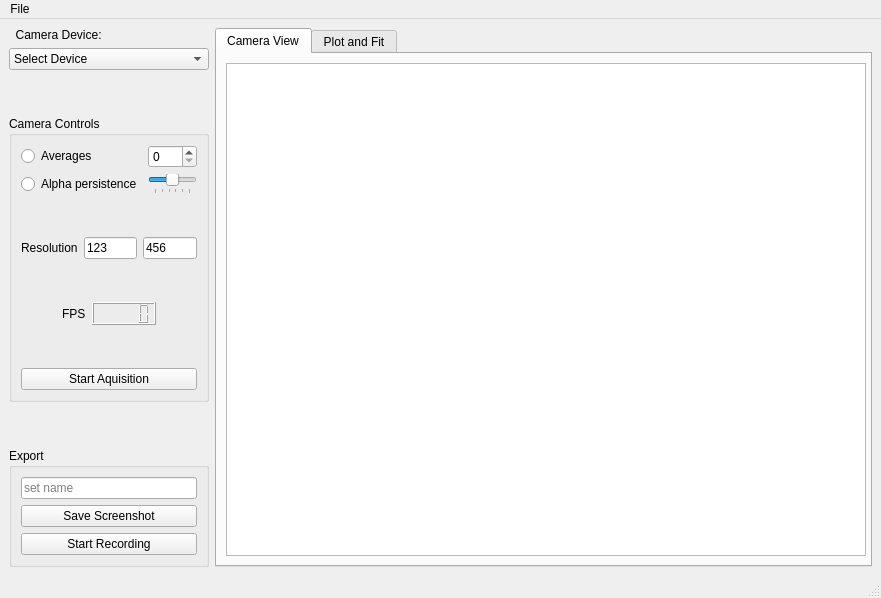
First picture: the form in BeamProfilerLib/BeamProfilerUI.ui, repository steinnymir/BeamProfiler, before the edit.
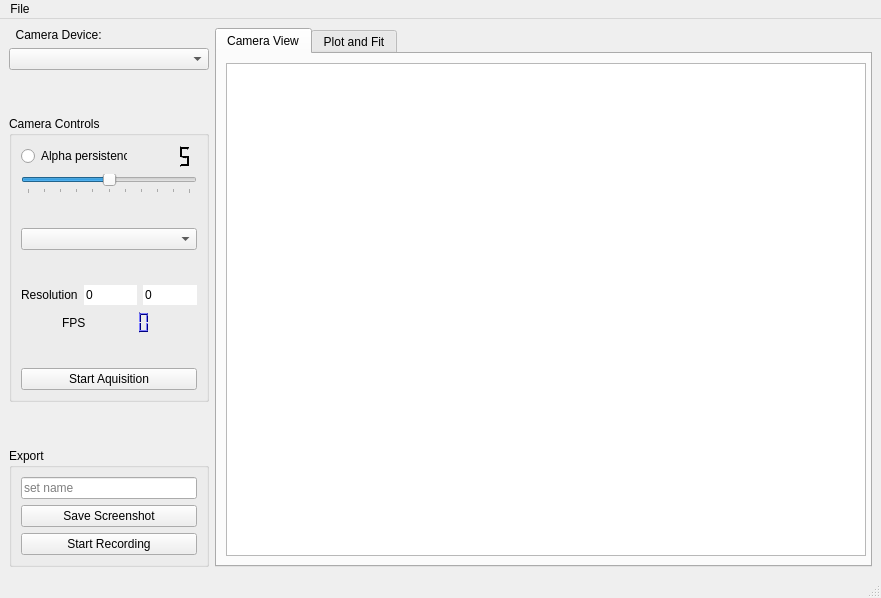
Second picture: the form after the edit. Custom widgets are drawn as their Qt base class.

```diff
--- a/BeamProfilerLib/BeamProfilerUI.ui
+++ b/BeamProfilerLib/BeamProfilerUI.ui
@@ -43,13 +43,7 @@
        </widget>
       </item>
       <item>
-       <widget class="QComboBox" name="select_device_box">
-        <item>
-         <property name="text">
-          <string>Select Device</string>
-         </property>
-        </item>
-       </widget>
+       <widget class="QComboBox" name="select_device_combobox"/>
       </item>
       <item>
        <spacer name="verticalSpacer">
@@ -86,25 +80,456 @@
         </property>
         <layout class="QVBoxLayout" name="verticalLayout_2">
          <item>
-          <layout class="QGridLayout" name="gridLayout">
-           <item row="0" column="0">
-            <widget class="QRadioButton" name="Averages_radiobutton">
-             <property name="text">
-              <string>Averages</string>
-             </property>
-            </widget>
+          <layout class="QVBoxLayout" name="verticalLayout">
+           <item>
+            <layout class="QHBoxLayout" name="horizontalLayout_2">
+             <item>
+              <widget class="QRadioButton" name="alpha_radiobutton">
+               <property name="text">
+                <string>Alpha persistence</string>
+               </property>
+               <property name="checkable">
+                <bool>false</bool>
+               </property>
+               <property name="checked">
+                <bool>false</bool>
+               </property>
+              </widget>
+             </item>
+             <item>
+              <widget class="QLCDNumber" name="alpha_LCD">
+               <property name="palette">
+                <palette>
+                 <active>
+                  <colorrole role="WindowText">
+                   <brush brushstyle="SolidPattern">
+                    <color alpha="255">
+                     <red>255</red>
+                     <green>255</green>
+                     <blue>255</blue>
+                    </color>
+                   </brush>
+                  </colorrole>
+                  <colorrole role="Button">
+                   <brush brushstyle="SolidPattern">
+                    <color alpha="255">
+                     <red>0</red>
+                     <green>0</green>
+                     <blue>0</blue>
+                    </color>
+                   </brush>
+                  </colorrole>
+                  <colorrole role="Light">
+                   <brush brushstyle="SolidPattern">
+                    <color alpha="255">
+                     <red>0</red>
+                     <green>0</green>
+                     <blue>0</blue>
+                    </color>
+                   </brush>
+                  </colorrole>
+                  <colorrole role="Midlight">
+                   <brush brushstyle="SolidPattern">
+                    <color alpha="255">
+                     <red>0</red>
+                     <green>0</green>
+                     <blue>0</blue>
+                    </color>
+                   </brush>
+                  </colorrole>
+                  <colorrole role="Dark">
+                   <brush brushstyle="SolidPattern">
+                    <color alpha="255">
+                     <red>0</red>
+                     <green>0</green>
+                     <blue>0</blue>
+                    </color>
+                   </brush>
+                  </colorrole>
+                  <colorrole role="Mid">
+                   <brush brushstyle="SolidPattern">
+                    <color alpha="255">
+                     <red>0</red>
+                     <green>0</green>
+                     <blue>0</blue>
+                    </color>
+                   </brush>
+                  </colorrole>
+                  <colorrole role="Text">
+                   <brush brushstyle="SolidPattern">
+                    <color alpha="255">
+                     <red>255</red>
+                     <green>255</green>
+                     <blue>255</blue>
+                    </color>
+                   </brush>
+                  </colorrole>
+                  <colorrole role="BrightText">
+                   <brush brushstyle="SolidPattern">
+                    <color alpha="255">
+                     <red>255</red>
+                     <green>255</green>
+                     <blue>255</blue>
+                    </color>
+                   </brush>
+                  </colorrole>
+                  <colorrole role="ButtonText">
+                   <brush brushstyle="SolidPattern">
+                    <color alpha="255">
+                     <red>255</red>
+                     <green>255</green>
+                     <blue>255</blue>
+                    </color>
+                   </brush>
+                  </colorrole>
+                  <colorrole role="Base">
+                   <brush brushstyle="SolidPattern">
+                    <color alpha="255">
+                     <red>0</red>
+                     <green>0</green>
+                     <blue>0</blue>
+                    </color>
+                   </brush>
+                  </colorrole>
+                  <colorrole role="Window">
+                   <brush brushstyle="SolidPattern">
+                    <color alpha="255">
+                     <red>0</red>
+                     <green>0</green>
+                     <blue>0</blue>
+                    </color>
+                   </brush>
+                  </colorrole>
+                  <colorrole role="Shadow">
+                   <brush brushstyle="SolidPattern">
+                    <color alpha="255">
+                     <red>0</red>
+                     <green>0</green>
+                     <blue>0</blue>
+                    </color>
+                   </brush>
+                  </colorrole>
+                  <colorrole role="AlternateBase">
+                   <brush brushstyle="SolidPattern">
+                    <color alpha="255">
+                     <red>0</red>
+                     <green>0</green>
+                     <blue>0</blue>
+                    </color>
+                   </brush>
+                  </colorrole>
+                  <colorrole role="ToolTipBase">
+                   <brush brushstyle="SolidPattern">
+                    <color alpha="255">
+                     <red>255</red>
+                     <green>255</green>
+                     <blue>220</blue>
+                    </color>
+                   </brush>
+                  </colorrole>
+                  <colorrole role="ToolTipText">
+                   <brush brushstyle="SolidPattern">
+                    <color alpha="255">
+                     <red>0</red>
+                     <green>0</green>
+                     <blue>0</blue>
+                    </color>
+                   </brush>
+                  </colorrole>
+                 </active>
+                 <inactive>
+                  <colorrole role="WindowText">
+                   <brush brushstyle="SolidPattern">
+                    <color alpha="255">
+                     <red>255</red>
+                     <green>255</green>
+                     <blue>255</blue>
+                    </color>
+                   </brush>
+                  </colorrole>
+                  <colorrole role="Button">
+                   <brush brushstyle="SolidPattern">
+                    <color alpha="255">
+                     <red>0</red>
+                     <green>0</green>
+                     <blue>0</blue>
+                    </color>
+                   </brush>
+                  </colorrole>
+                  <colorrole role="Light">
+                   <brush brushstyle="SolidPattern">
+                    <color alpha="255">
+                     <red>0</red>
+                     <green>0</green>
+                     <blue>0</blue>
+                    </color>
+                   </brush>
+                  </colorrole>
+                  <colorrole role="Midlight">
+                   <brush brushstyle="SolidPattern">
+                    <color alpha="255">
+                     <red>0</red>
+                     <green>0</green>
+                     <blue>0</blue>
+                    </color>
+                   </brush>
+                  </colorrole>
+                  <colorrole role="Dark">
+                   <brush brushstyle="SolidPattern">
+                    <color alpha="255">
+                     <red>0</red>
+                     <green>0</green>
+                     <blue>0</blue>
+                    </color>
+                   </brush>
+                  </colorrole>
+                  <colorrole role="Mid">
+                   <brush brushstyle="SolidPattern">
+                    <color alpha="255">
+                     <red>0</red>
+                     <green>0</green>
+                     <blue>0</blue>
+                    </color>
+                   </brush>
+                  </colorrole>
+                  <colorrole role="Text">
+                   <brush brushstyle="SolidPattern">
+                    <color alpha="255">
+                     <red>255</red>
+                     <green>255</green>
+                     <blue>255</blue>
+                    </color>
+                   </brush>
+                  </colorrole>
+                  <colorrole role="BrightText">
+                   <brush brushstyle="SolidPattern">
+                    <color alpha="255">
+                     <red>255</red>
+                     <green>255</green>
+                     <blue>255</blue>
+                    </color>
+                   </brush>
+                  </colorrole>
+                  <colorrole role="ButtonText">
+                   <brush brushstyle="SolidPattern">
+                    <color alpha="255">
+                     <red>255</red>
+                     <green>255</green>
+                     <blue>255</blue>
+                    </color>
+                   </brush>
+                  </colorrole>
+                  <colorrole role="Base">
+                   <brush brushstyle="SolidPattern">
+                    <color alpha="255">
+                     <red>0</red>
+                     <green>0</green>
+                     <blue>0</blue>
+                    </color>
+                   </brush>
+                  </colorrole>
+                  <colorrole role="Window">
+                   <brush brushstyle="SolidPattern">
+                    <color alpha="255">
+                     <red>0</red>
+                     <green>0</green>
+                     <blue>0</blue>
+                    </color>
+                   </brush>
+                  </colorrole>
+                  <colorrole role="Shadow">
+                   <brush brushstyle="SolidPattern">
+                    <color alpha="255">
+                     <red>0</red>
+                     <green>0</green>
+                     <blue>0</blue>
+                    </color>
+                   </brush>
+                  </colorrole>
+                  <colorrole role="AlternateBase">
+                   <brush brushstyle="SolidPattern">
+                    <color alpha="255">
+                     <red>0</red>
+                     <green>0</green>
+                     <blue>0</blue>
+                    </color>
+                   </brush>
+                  </colorrole>
+                  <colorrole role="ToolTipBase">
+                   <brush brushstyle="SolidPattern">
+                    <color alpha="255">
+                     <red>255</red>
+                     <green>255</green>
+                     <blue>220</blue>
+                    </color>
+                   </brush>
+                  </colorrole>
+                  <colorrole role="ToolTipText">
+                   <brush brushstyle="SolidPattern">
+                    <color alpha="255">
+                     <red>0</red>
+                     <green>0</green>
+                     <blue>0</blue>
+                    </color>
+                   </brush>
+                  </colorrole>
+                 </inactive>
+                 <disabled>
+                  <colorrole role="WindowText">
+                   <brush brushstyle="SolidPattern">
+                    <color alpha="255">
+                     <red>0</red>
+                     <green>0</green>
+                     <blue>0</blue>
+                    </color>
+                   </brush>
+                  </colorrole>
+                  <colorrole role="Button">
+                   <brush brushstyle="SolidPattern">
+                    <color alpha="255">
+                     <red>0</red>
+                     <green>0</green>
+                     <blue>0</blue>
+                    </color>
+                   </brush>
+                  </colorrole>
+                  <colorrole role="Light">
+                   <brush brushstyle="SolidPattern">
+                    <color alpha="255">
+                     <red>0</red>
+                     <green>0</green>
+                     <blue>0</blue>
+                    </color>
+                   </brush>
+                  </colorrole>
+                  <colorrole role="Midlight">
+                   <brush brushstyle="SolidPattern">
+                    <color alpha="255">
+                     <red>0</red>
+                     <green>0</green>
+                     <blue>0</blue>
+                    </color>
+                   </brush>
+                  </colorrole>
+                  <colorrole role="Dark">
+                   <brush brushstyle="SolidPattern">
+                    <color alpha="255">
+                     <red>0</red>
+                     <green>0</green>
+                     <blue>0</blue>
+                    </color>
+                   </brush>
+                  </colorrole>
+                  <colorrole role="Mid">
+                   <brush brushstyle="SolidPattern">
+                    <color alpha="255">
+                     <red>0</red>
+                     <green>0</green>
+                     <blue>0</blue>
+                    </color>
+                   </brush>
+                  </colorrole>
+                  <colorrole role="Text">
+                   <brush brushstyle="SolidPattern">
+                    <color alpha="255">
+                     <red>0</red>
+                     <green>0</green>
+                     <blue>0</blue>
+                    </color>
+                   </brush>
+                  </colorrole>
+                  <colorrole role="BrightText">
+                   <brush brushstyle="SolidPattern">
+                    <color alpha="255">
+                     <red>255</red>
+                     <green>255</green>
+                     <blue>255</blue>
+                    </color>
+                   </brush>
+                  </colorrole>
+                  <colorrole role="ButtonText">
+                   <brush brushstyle="SolidPattern">
+                    <color alpha="255">
+                     <red>0</red>
+                     <green>0</green>
+                     <blue>0</blue>
+                    </color>
+                   </brush>
+                  </colorrole>
+                  <colorrole role="Base">
+                   <brush brushstyle="SolidPattern">
+                    <color alpha="255">
+                     <red>0</red>
+                     <green>0</green>
+                     <blue>0</blue>
+                    </color>
+                   </brush>
+                  </colorrole>
+                  <colorrole role="Window">
+                   <brush brushstyle="SolidPattern">
+                    <color alpha="255">
+                     <red>0</red>
+                     <green>0</green>
+                     <blue>0</blue>
+                    </color>
+                   </brush>
+                  </colorrole>
+                  <colorrole role="Shadow">
+                   <brush brushstyle="SolidPattern">
+                    <color alpha="255">
+                     <red>0</red>
+                     <green>0</green>
+                     <blue>0</blue>
+                    </color>
+                   </brush>
+                  </colorrole>
+                  <colorrole role="AlternateBase">
+                   <brush brushstyle="SolidPattern">
+                    <color alpha="255">
+                     <red>0</red>
+                     <green>0</green>
+                     <blue>0</blue>
+                    </color>
+                   </brush>
+                  </colorrole>
+                  <colorrole role="ToolTipBase">
+                   <brush brushstyle="SolidPattern">
+                    <color alpha="255">
+                     <red>255</red>
+                     <green>255</green>
+                     <blue>220</blue>
+                    </color>
+                   </brush>
+                  </colorrole>
+                  <colorrole role="ToolTipText">
+                   <brush brushstyle="SolidPattern">
+                    <color alpha="255">
+                     <red>0</red>
+                     <green>0</green>
+                     <blue>0</blue>
+                    </color>
+                   </brush>
+                  </colorrole>
+                 </disabled>
+                </palette>
+               </property>
+               <property name="frameShape">
+                <enum>QFrame::NoFrame</enum>
+               </property>
+               <property name="lineWidth">
+                <number>3</number>
+               </property>
+               <property name="midLineWidth">
+                <number>0</number>
+               </property>
+               <property name="value" stdset="0">
+                <double>5.000000000000000</double>
+               </property>
+              </widget>
+             </item>
+            </layout>
            </item>
-           <item row="0" column="1">
-            <widget class="QSpinBox" name="averages_spinbox"/>
-           </item>
-           <item row="1" column="0">
-            <widget class="QRadioButton" name="alpha_radiobutton">
-             <property name="text">
-              <string>Alpha persistence</string>
-             </property>
-            </widget>
-           </item>
-           <item row="1" column="1">
+           <item>
             <widget class="QSlider" name="alpha_persistence_slide">
              <property name="maximum">
               <number>10</number>
@@ -122,7 +547,7 @@
               <enum>QSlider::TicksBelow</enum>
              </property>
              <property name="tickInterval">
-              <number>2</number>
+              <number>1</number>
              </property>
             </widget>
            </item>
@@ -141,6 +566,29 @@
            </property>
           </spacer>
          </item>
+         <item>
+          <widget class="QComboBox" name="color_combobox">
+           <property name="editable">
+            <bool>false</bool>
+           </property>
+           <property name="currentText">
+            <string notr="true"/>
+           </property>
+          </widget>
+         </item>
+         <item>
+          <spacer name="verticalSpacer_5">
+           <property name="orientation">
+            <enum>Qt::Vertical</enum>
+           </property>
+           <property name="sizeHint" stdset="0">
+            <size>
+             <width>20</width>
+             <height>40</height>
+            </size>
+           </property>
+          </spacer>
+         </item>
          <item>
           <layout class="QHBoxLayout" name="horizontalLayout">
            <item>
@@ -151,34 +599,33 @@
             </widget>
            </item>
            <item>
-            <widget class="QLineEdit" name="lineEdit_2">
+            <widget class="QLineEdit" name="resolution_x_text">
              <property name="text">
-              <string>123</string>
+              <string>0</string>
+             </property>
+             <property name="frame">
+              <bool>false</bool>
+             </property>
+             <property name="readOnly">
+              <bool>true</bool>
              </property>
             </widget>
            </item>
            <item>
-            <widget class="QLineEdit" name="lineEdit_3">
+            <widget class="QLineEdit" name="resolution_y_text">
              <property name="text">
-              <string>456</string>
+              <string>0</string>
+             </property>
+             <property name="frame">
+              <bool>false</bool>
+             </property>
+             <property name="readOnly">
+              <bool>true</bool>
              </property>
             </widget>
            </item>
           </layout>
          </item>
-         <item>
-          <spacer name="verticalSpacer_5">
-           <property name="orientation">
-            <enum>Qt::Vertical</enum>
-           </property>
-           <property name="sizeHint" stdset="0">
-            <size>
-             <width>20</width>
-             <height>40</height>
-            </size>
-           </property>
-          </spacer>
-         </item>
          <item>
           <layout class="QHBoxLayout" name="fps_header">
            <item>
@@ -202,13 +649,434 @@
             </widget>
            </item>
            <item>
-            <widget class="QLCDNumber" name="fps_monitor">
+            <widget class="QLCDNumber" name="fps_LCD">
              <property name="maximumSize">
               <size>
                <width>16777215</width>
                <height>25</height>
               </size>
              </property>
+             <property name="palette">
+              <palette>
+               <active>
+                <colorrole role="WindowText">
+                 <brush brushstyle="SolidPattern">
+                  <color alpha="255">
+                   <red>0</red>
+                   <green>0</green>
+                   <blue>0</blue>
+                  </color>
+                 </brush>
+                </colorrole>
+                <colorrole role="Button">
+                 <brush brushstyle="SolidPattern">
+                  <color alpha="255">
+                   <red>0</red>
+                   <green>0</green>
+                   <blue>255</blue>
+                  </color>
+                 </brush>
+                </colorrole>
+                <colorrole role="Light">
+                 <brush brushstyle="SolidPattern">
+                  <color alpha="255">
+                   <red>127</red>
+                   <green>127</green>
+                   <blue>255</blue>
+                  </color>
+                 </brush>
+                </colorrole>
+                <colorrole role="Midlight">
+                 <brush brushstyle="SolidPattern">
+                  <color alpha="255">
+                   <red>63</red>
+                   <green>63</green>
+                   <blue>255</blue>
+                  </color>
+                 </brush>
+                </colorrole>
+                <colorrole role="Dark">
+                 <brush brushstyle="SolidPattern">
+                  <color alpha="255">
+                   <red>0</red>
+                   <green>0</green>
+                   <blue>127</blue>
+                  </color>
+                 </brush>
+                </colorrole>
+                <colorrole role="Mid">
+                 <brush brushstyle="SolidPattern">
+                  <color alpha="255">
+                   <red>0</red>
+                   <green>0</green>
+                   <blue>170</blue>
+                  </color>
+                 </brush>
+                </colorrole>
+                <colorrole role="Text">
+                 <brush brushstyle="SolidPattern">
+                  <color alpha="255">
+                   <red>0</red>
+                   <green>0</green>
+                   <blue>0</blue>
+                  </color>
+                 </brush>
+                </colorrole>
+                <colorrole role="BrightText">
+                 <brush brushstyle="SolidPattern">
+                  <color alpha="255">
+                   <red>255</red>
+                   <green>255</green>
+                   <blue>255</blue>
+                  </color>
+                 </brush>
+                </colorrole>
+                <colorrole role="ButtonText">
+                 <brush brushstyle="SolidPattern">
+                  <color alpha="255">
+                   <red>0</red>
+                   <green>0</green>
+                   <blue>0</blue>
+                  </color>
+                 </brush>
+                </colorrole>
+                <colorrole role="Base">
+                 <brush brushstyle="SolidPattern">
+                  <color alpha="255">
+                   <red>255</red>
+                   <green>255</green>
+                   <blue>255</blue>
+                  </color>
+                 </brush>
+                </colorrole>
+                <colorrole role="Window">
+                 <brush brushstyle="SolidPattern">
+                  <color alpha="255">
+                   <red>0</red>
+                   <green>0</green>
+                   <blue>255</blue>
+                  </color>
+                 </brush>
+                </colorrole>
+                <colorrole role="Shadow">
+                 <brush brushstyle="SolidPattern">
+                  <color alpha="255">
+                   <red>0</red>
+                   <green>0</green>
+                   <blue>0</blue>
+                  </color>
+                 </brush>
+                </colorrole>
+                <colorrole role="AlternateBase">
+                 <brush brushstyle="SolidPattern">
+                  <color alpha="255">
+                   <red>127</red>
+                   <green>127</green>
+                   <blue>255</blue>
+                  </color>
+                 </brush>
+                </colorrole>
+                <colorrole role="ToolTipBase">
+                 <brush brushstyle="SolidPattern">
+                  <color alpha="255">
+                   <red>255</red>
+                   <green>255</green>
+                   <blue>220</blue>
+                  </color>
+                 </brush>
+                </colorrole>
+                <colorrole role="ToolTipText">
+                 <brush brushstyle="SolidPattern">
+                  <color alpha="255">
+                   <red>0</red>
+                   <green>0</green>
+                   <blue>0</blue>
+                  </color>
+                 </brush>
+                </colorrole>
+               </active>
+               <inactive>
+                <colorrole role="WindowText">
+                 <brush brushstyle="SolidPattern">
+                  <color alpha="255">
+                   <red>0</red>
+                   <green>0</green>
+                   <blue>0</blue>
+                  </color>
+                 </brush>
+                </colorrole>
+                <colorrole role="Button">
+                 <brush brushstyle="SolidPattern">
+                  <color alpha="255">
+                   <red>0</red>
+                   <green>0</green>
+                   <blue>255</blue>
+                  </color>
+                 </brush>
+                </colorrole>
+                <colorrole role="Light">
+                 <brush brushstyle="SolidPattern">
+                  <color alpha="255">
+                   <red>127</red>
+                   <green>127</green>
+                   <blue>255</blue>
+                  </color>
+                 </brush>
+                </colorrole>
+                <colorrole role="Midlight">
+                 <brush brushstyle="SolidPattern">
+                  <color alpha="255">
+                   <red>63</red>
+                   <green>63</green>
+                   <blue>255</blue>
+                  </color>
+                 </brush>
+                </colorrole>
+                <colorrole role="Dark">
+                 <brush brushstyle="SolidPattern">
+                  <color alpha="255">
+                   <red>0</red>
+                   <green>0</green>
+                   <blue>127</blue>
+                  </color>
+                 </brush>
+                </colorrole>
+                <colorrole role="Mid">
+                 <brush brushstyle="SolidPattern">
+                  <color alpha="255">
+                   <red>0</red>
+                   <green>0</green>
+                   <blue>170</blue>
+                  </color>
+                 </brush>
+                </colorrole>
+                <colorrole role="Text">
+                 <brush brushstyle="SolidPattern">
+                  <color alpha="255">
+                   <red>0</red>
+                   <green>0</green>
+                   <blue>0</blue>
+                  </color>
+                 </brush>
+                </colorrole>
+                <colorrole role="BrightText">
+                 <brush brushstyle="SolidPattern">
+                  <color alpha="255">
+                   <red>255</red>
+                   <green>255</green>
+                   <blue>255</blue>
+                  </color>
+                 </brush>
+                </colorrole>
+                <colorrole role="ButtonText">
+                 <brush brushstyle="SolidPattern">
+                  <color alpha="255">
+                   <red>0</red>
+                   <green>0</green>
+                   <blue>0</blue>
+                  </color>
+                 </brush>
+                </colorrole>
+                <colorrole role="Base">
+                 <brush brushstyle="SolidPattern">
+                  <color alpha="255">
+                   <red>255</red>
+                   <green>255</green>
+                   <blue>255</blue>
+                  </color>
+                 </brush>
+                </colorrole>
+                <colorrole role="Window">
+                 <brush brushstyle="SolidPattern">
+                  <color alpha="255">
+                   <red>0</red>
+                   <green>0</green>
+                   <blue>255</blue>
+                  </color>
+                 </brush>
+                </colorrole>
+                <colorrole role="Shadow">
+                 <brush brushstyle="SolidPattern">
+                  <color alpha="255">
+                   <red>0</red>
+                   <green>0</green>
+                   <blue>0</blue>
+                  </color>
+                 </brush>
+                </colorrole>
+                <colorrole role="AlternateBase">
+                 <brush brushstyle="SolidPattern">
+                  <color alpha="255">
+                   <red>127</red>
+                   <green>127</green>
+                   <blue>255</blue>
+                  </color>
+                 </brush>
+                </colorrole>
+                <colorrole role="ToolTipBase">
+                 <brush brushstyle="SolidPattern">
+                  <color alpha="255">
+                   <red>255</red>
+                   <green>255</green>
+                   <blue>220</blue>
+                  </color>
+                 </brush>
+                </colorrole>
+                <colorrole role="ToolTipText">
+                 <brush brushstyle="SolidPattern">
+                  <color alpha="255">
+                   <red>0</red>
+                   <green>0</green>
+                   <blue>0</blue>
+                  </color>
+                 </brush>
+                </colorrole>
+               </inactive>
+               <disabled>
+                <colorrole role="WindowText">
+                 <brush brushstyle="SolidPattern">
+                  <color alpha="255">
+                   <red>0</red>
+                   <green>0</green>
+                   <blue>127</blue>
+                  </color>
+                 </brush>
+                </colorrole>
+                <colorrole role="Button">
+                 <brush brushstyle="SolidPattern">
+                  <color alpha="255">
+                   <red>0</red>
+                   <green>0</green>
+                   <blue>255</blue>
+                  </color>
+                 </brush>
+                </colorrole>
+                <colorrole role="Light">
+                 <brush brushstyle="SolidPattern">
+                  <color alpha="255">
+                   <red>127</red>
+                   <green>127</green>
+                   <blue>255</blue>
+                  </color>
+                 </brush>
+                </colorrole>
+                <colorrole role="Midlight">
+                 <brush brushstyle="SolidPattern">
+                  <color alpha="255">
+                   <red>63</red>
+                   <green>63</green>
+                   <blue>255</blue>
+                  </color>
+                 </brush>
+                </colorrole>
+                <colorrole role="Dark">
+                 <brush brushstyle="SolidPattern">
+                  <color alpha="255">
+                   <red>0</red>
+                   <green>0</green>
+                   <blue>127</blue>
+                  </color>
+                 </brush>
+                </colorrole>
+                <colorrole role="Mid">
+                 <brush brushstyle="SolidPattern">
+                  <color alpha="255">
+                   <red>0</red>
+                   <green>0</green>
+                   <blue>170</blue>
+                  </color>
+                 </brush>
+                </colorrole>
+                <colorrole role="Text">
+                 <brush brushstyle="SolidPattern">
+                  <color alpha="255">
+                   <red>0</red>
+                   <green>0</green>
+                   <blue>127</blue>
+                  </color>
+                 </brush>
+                </colorrole>
+                <colorrole role="BrightText">
+                 <brush brushstyle="SolidPattern">
+                  <color alpha="255">
+                   <red>255</red>
+                   <green>255</green>
+                   <blue>255</blue>
+                  </color>
+                 </brush>
+                </colorrole>
+                <colorrole role="ButtonText">
+                 <brush brushstyle="SolidPattern">
+                  <color alpha="255">
+                   <red>0</red>
+                   <green>0</green>
+                   <blue>127</blue>
+                  </color>
+                 </brush>
+                </colorrole>
+                <colorrole role="Base">
+                 <brush brushstyle="SolidPattern">
+                  <color alpha="255">
+                   <red>0</red>
+                   <green>0</green>
+                   <blue>255</blue>
+                  </color>
+                 </brush>
+                </colorrole>
+                <colorrole role="Window">
+                 <brush brushstyle="SolidPattern">
+                  <color alpha="255">
+                   <red>0</red>
+                   <green>0</green>
+                   <blue>255</blue>
+                  </color>
+                 </brush>
+                </colorrole>
+                <colorrole role="Shadow">
+                 <brush brushstyle="SolidPattern">
+                  <color alpha="255">
+                   <red>0</red>
+                   <green>0</green>
+                   <blue>0</blue>
+                  </color>
+                 </brush>
+                </colorrole>
+                <colorrole role="AlternateBase">
+                 <brush brushstyle="SolidPattern">
+                  <color alpha="255">
+                   <red>0</red>
+                   <green>0</green>
+                   <blue>255</blue>
+                  </color>
+                 </brush>
+                </colorrole>
+                <colorrole role="ToolTipBase">
+                 <brush brushstyle="SolidPattern">
+                  <color alpha="255">
+                   <red>255</red>
+                   <green>255</green>
+                   <blue>220</blue>
+                  </color>
+                 </brush>
+                </colorrole>
+                <colorrole role="ToolTipText">
+                 <brush brushstyle="SolidPattern">
+                  <color alpha="255">
+                   <red>0</red>
+                   <green>0</green>
+                   <blue>0</blue>
+                  </color>
+                 </brush>
+                </colorrole>
+               </disabled>
+              </palette>
+             </property>
+             <property name="styleSheet">
+              <string notr="true"/>
+             </property>
+             <property name="frameShape">
+              <enum>QFrame::NoFrame</enum>
+             </property>
             </widget>
            </item>
            <item>
@@ -284,7 +1152,7 @@
         </property>
         <layout class="QVBoxLayout" name="verticalLayout_7">
          <item>
-          <widget class="QLineEdit" name="lineEdit">
+          <widget class="QLineEdit" name="savename_textbox">
            <property name="inputMask">
             <string notr="true"/>
            </property>
```
Left out of the diff: 58 changed lines with no effect on the pictures.
